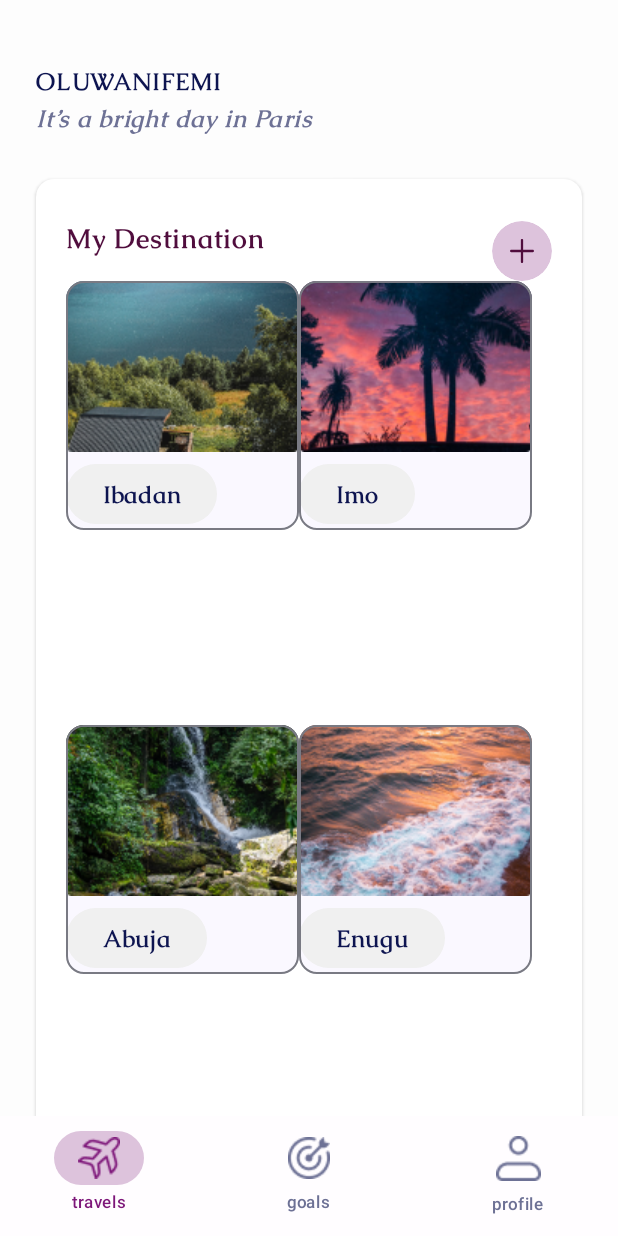
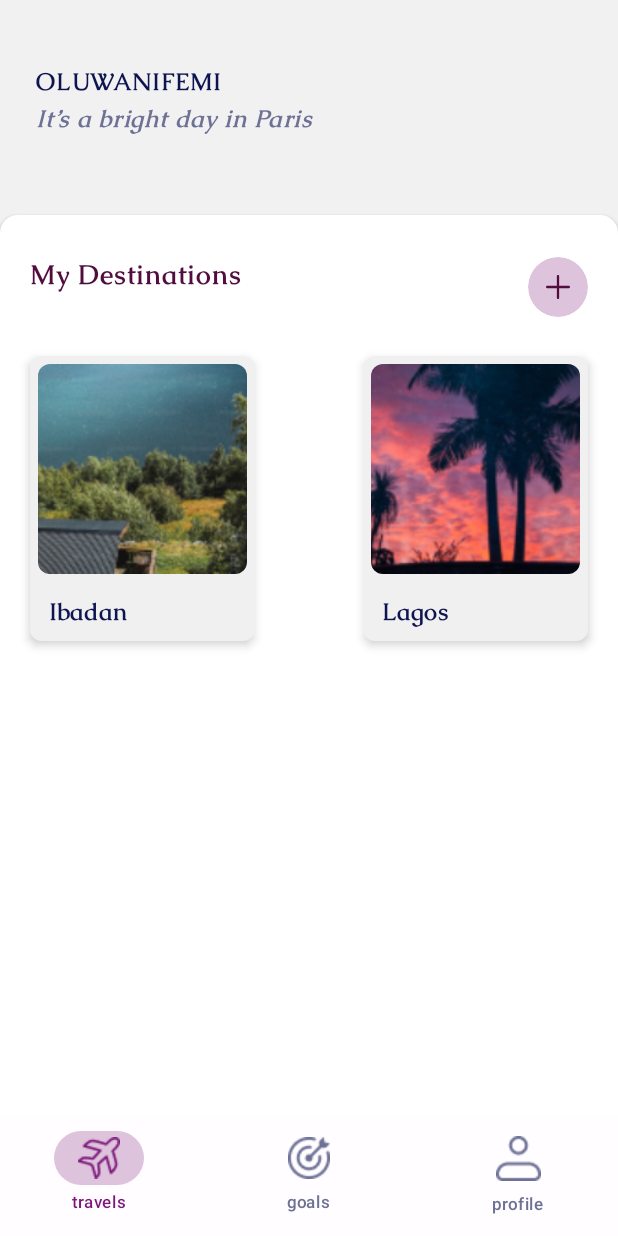
Before and after one commit to nifedara/Trackt, an Android app built with Jetpack Compose: the TracktMainApp screen opened through its navigation route, on a phone screen of 412 x 824 dp. Run offline under Robolectric (Android 15) with nearby library versions, the phone set to English and light mode, and no system bars; our stand-ins replace accompanist.

Commit message:
create destination

```diff
--- a/kotlinapp/app/src/main/java/com/example/trackt/ui/navigation/SetUpNavigation.kt
+++ b/kotlinapp/app/src/main/java/com/example/trackt/ui/navigation/SetUpNavigation.kt
@@ -1,14 +1,12 @@
 package com.example.trackt.ui.navigation
 
 import androidx.compose.runtime.Composable
-import androidx.compose.runtime.remember
 import androidx.navigation.NavHostController
 import androidx.navigation.compose.NavHost
 import androidx.navigation.compose.composable
 import com.example.trackt.TracktMainApp
 import com.example.trackt.ui.screens.LoginScreen
 import com.example.trackt.ui.screens.SignupScreen
-import com.example.trackt.ui.screens.TravelsScreen
 import com.example.trackt.ui.screens.WelcomeScreen
 
 //The App's Navigation
@@ -42,4 +40,5 @@ fun SetUpNavigationGraph(navController: NavHostController) {
 
 object Graph {
     const val HOME = "home_graph"
+    const val TRACKT = "trackt_graph"
 }
--- a/kotlinapp/app/src/main/java/com/example/trackt/ui/navigation/TracktMainScreensNav.kt
+++ b/kotlinapp/app/src/main/java/com/example/trackt/ui/navigation/TracktMainScreensNav.kt
@@ -1,9 +1,12 @@
 package com.example.trackt.ui.navigation
 
 import androidx.compose.runtime.Composable
+import androidx.navigation.NavGraphBuilder
 import androidx.navigation.NavHostController
 import androidx.navigation.compose.NavHost
 import androidx.navigation.compose.composable
+import androidx.navigation.compose.navigation
+import com.example.trackt.ui.screens.CreateDestinationScreen
 import com.example.trackt.ui.screens.GoalsScreen
 import com.example.trackt.ui.screens.ProfileScreen
 import com.example.trackt.ui.screens.TravelsScreen
@@ -17,7 +20,7 @@ fun BottomNavGraph(navController: NavHostController) {
         startDestination = BottomNavRoute.Travels.route
     ) {
         composable(route = BottomNavRoute.Travels.route) {
-            TravelsScreen()
+            TravelsScreen(navController = navController)
         }
         composable(route = BottomNavRoute.Goals.route) {
             GoalsScreen()
@@ -26,5 +29,17 @@ fun BottomNavGraph(navController: NavHostController) {
         ) {
             ProfileScreen()
         }
+        tracktNavGraph(navController = navController)
     }
 }
+
+fun NavGraphBuilder.tracktNavGraph(navController: NavHostController) {
+    navigation(
+        route = Graph.TRACKT,
+        startDestination = CreateDestinationScreen.route
+    ) {
+        composable(route = CreateDestinationScreen.route) {
+            CreateDestinationScreen(navController = navController)
+        }
+    }
+}
--- a/kotlinapp/app/src/main/java/com/example/trackt/ui/screens/TravelsScreen.kt
+++ b/kotlinapp/app/src/main/java/com/example/trackt/ui/screens/TravelsScreen.kt
@@ -9,16 +9,9 @@ import androidx.compose.foundation.layout.Spacer
 import androidx.compose.foundation.layout.fillMaxSize
 import androidx.compose.foundation.layout.fillMaxWidth
 import androidx.compose.foundation.layout.height
-import androidx.compose.foundation.layout.offset
 import androidx.compose.foundation.layout.padding
-import androidx.compose.foundation.layout.requiredSize
 import androidx.compose.foundation.layout.size
-import androidx.compose.material.MaterialTheme.colors
-import androidx.compose.material.icons.Icons
-import androidx.compose.material.icons.filled.Add
-import androidx.compose.material3.Button
-import androidx.compose.material3.ButtonColors
-import androidx.compose.material3.ButtonDefaults
+import androidx.compose.foundation.shape.RoundedCornerShape
 import androidx.compose.material3.Card
 import androidx.compose.material3.CardColors
 import androidx.compose.material3.CardDefaults
@@ -27,13 +20,13 @@ import androidx.compose.material3.Icon
 import androidx.compose.material3.IconButton
 import androidx.compose.material3.IconButtonDefaults
 import androidx.compose.material3.MaterialTheme
-import androidx.compose.material3.OutlinedCard
 import androidx.compose.material3.Scaffold
 import androidx.compose.material3.Text
+import androidx.compose.material3.TextButton
 import androidx.compose.runtime.Composable
 import androidx.compose.ui.Alignment
-import androidx.compose.ui.Alignment.Companion.CenterHorizontally
 import androidx.compose.ui.Modifier
+import androidx.compose.ui.draw.clip
 import androidx.compose.ui.graphics.Color
 import androidx.compose.ui.layout.ContentScale
 import androidx.compose.ui.res.painterResource
@@ -41,21 +34,20 @@ import androidx.compose.ui.text.font.FontStyle
 import androidx.compose.ui.text.style.TextAlign
 import androidx.compose.ui.unit.dp
 import androidx.compose.ui.unit.sp
+import androidx.navigation.NavHostController
 import com.example.trackt.R
 import com.example.trackt.TopBar
-import com.example.trackt.ui.navigation.Graph
-import com.example.trackt.ui.navigation.NavigationDestination
 import com.example.trackt.ui.theme.Caudex
 import com.example.trackt.ui.theme.PurpleGrey40
 import com.example.trackt.ui.theme.TracktBlue1
 import com.example.trackt.ui.theme.TracktGray1
 import com.example.trackt.ui.theme.TracktPurple11
 import com.example.trackt.ui.theme.TracktPurple3
-import com.example.trackt.ui.theme.TracktWhite1
+import com.example.trackt.ui.theme.TracktWhite2
 
 @SuppressLint("UnusedMaterial3ScaffoldPaddingParameter")
 @Composable
-fun TravelsScreen(
+fun TravelsScreen(navController: NavHostController,
 ) {
     Scaffold(
         topBar = {
@@ -64,19 +56,20 @@ fun TravelsScreen(
                 requiresLogo = false
             )
         },
-        containerColor = TracktWhite1
+        containerColor = TracktWhite2
     ) {
         Column(
             modifier = Modifier
-                .fillMaxWidth()
-                .padding(24.dp),
+                .fillMaxWidth(),
             verticalArrangement = Arrangement.Top
         )
         {
             Spacer(modifier = Modifier.height(20.dp))
             ProfileMessage()
             Spacer(modifier = Modifier.height(30.dp))
-            Destination(hasContent = true)
+            DestinationBody(hasContent = true){
+                navController.navigate(CreateDestinationScreen.route)
+            }
         }
     }
 }
@@ -84,7 +77,9 @@ fun TravelsScreen(
 @Composable
 fun ProfileMessage(
 ) {
-    Column(modifier = Modifier.fillMaxWidth()
+    Column(modifier = Modifier
+        .fillMaxWidth()
+        .padding(24.dp)
     ) {
         Text(
             text = "OLUWANIFEMI",
@@ -106,7 +101,7 @@ fun ProfileMessage(
 }
 
 @Composable
-fun Destination( hasContent: Boolean
+fun DestinationBody( hasContent: Boolean, onClick: () -> Unit,
 ) {
     Column(modifier = Modifier.fillMaxWidth()
     ) {
@@ -118,20 +113,20 @@ fun Destination( hasContent: Boolean
             )
         ) {
             Column(modifier = Modifier
-                .fillMaxWidth()
+                .fillMaxSize()
                 .padding(20.dp)) {
                 Row(modifier = Modifier
                     .fillMaxWidth()
                     .padding(top = 8.dp)) {
                     Text(
-                        text = "My Destination",
+                        text = "My Destinations",
                         fontFamily = Caudex,
                         fontSize = 18.sp,
                         textAlign = TextAlign.Left,
                         color = TracktPurple11
                     )
                     Spacer(Modifier.weight(1f))
-                    IconButton(onClick = { /*TODO*/ },
+                    IconButton(onClick = onClick,
                         modifier = Modifier.size(40.dp, 40.dp),
                         colors = IconButtonDefaults.iconButtonColors(containerColor = TracktPurple3,
                             contentColor = TracktPurple11)
@@ -139,27 +134,44 @@ fun Destination( hasContent: Boolean
                         Icon(painter = painterResource(id = R.drawable.plus), contentDescription = "add (description) button",
                             modifier = Modifier.size(16.dp, 16.dp))
                     }
-//                    Button(onClick = { /*TODO*/ },
-//                        modifier = Modifier.size(40.dp, 40.dp),
-//                        shape = MaterialTheme.shapes.small,
-//                        colors = ButtonDefaults.buttonColors(containerColor = TracktPurple3,
-//                            contentColor = TracktPurple11)) {
-//                        Icon(painter = painterResource(id = R.drawable.plus), contentDescription = "add (description) button",
-//                            modifier = Modifier.size(20.dp, 20.dp))
-//                    }
                 }
 
                 if (hasContent){
+                    Spacer(modifier = Modifier.height(26.dp))
+                    Destination()
+                } else{
+                    Row(Modifier.fillMaxSize(), horizontalArrangement = Arrangement.Center,
+                        verticalAlignment = Alignment.CenterVertically) {
+                        Image(
+                            painter = painterResource(id = R.drawable.travel_by_plane),
+                            contentDescription = "default image",
+                        )
+                    }
+                }
+            }
+        }
+    }
+}
+
+@Composable
+fun Destination(){
     Row(modifier = Modifier.fillMaxWidth()) {
-                        Column(modifier = Modifier
-                            .fillMaxWidth()
-                            .weight(1f)) {
-                            Row(modifier = Modifier.weight(1f)) {
-                                OutlinedCard {
-                                    Image(painter = painterResource(id = R.drawable.img1), contentDescription = "destination image")
+        Card(modifier = Modifier.size(150.dp, 190.dp),
+            shape = MaterialTheme.shapes.small,
+            colors = CardDefaults.cardColors(containerColor = TracktGray1) ,
+            elevation = CardDefaults.cardElevation(4.dp)) {
+            Column(modifier = Modifier.fillMaxWidth()) {
+                Image(
+                    painter = painterResource(id = R.drawable.img1),
+                    contentDescription = "location image",
+                    contentScale = ContentScale.Crop,
+                    modifier = Modifier
+                        .padding(5.dp, 5.dp, 5.dp, 0.dp)
+                        .size(140.dp)
+                        .clip(RoundedCornerShape(8.dp))
+                )
                 Spacer(modifier = Modifier.height(4.dp))
-                                    Button(onClick = { /*TODO*/ },
-                                        colors = ButtonDefaults.buttonColors(containerColor = TracktGray1)) {
+                TextButton(onClick = { /*TODO*/ }) {
                     Text(text = "Ibadan",
                         fontFamily = Caudex,
                         fontSize = 16.sp,
@@ -167,38 +179,25 @@ fun Destination( hasContent: Boolean
                         color = TracktBlue1)
                 }
             }
-                                OutlinedCard {
-                                    Image(painter = painterResource(id = R.drawable.img2), contentDescription = "destination image")
+        }
+        Spacer(modifier = Modifier.weight(1f))
+        Card(modifier = Modifier.size(150.dp, 190.dp),
+            shape = MaterialTheme.shapes.small,
+            colors = CardDefaults.cardColors(containerColor = TracktGray1) ,
+            elevation = CardDefaults.cardElevation(4.dp)) {
+            Column(modifier = Modifier.fillMaxWidth()) {
+                Image(
+                    painter = painterResource(id = R.drawable.img2),
+                    contentDescription = "location image",
+                    contentScale = ContentScale.Crop,
+                    modifier = Modifier
+                        .padding(5.dp, 5.dp, 5.dp, 0.dp)
+                        .size(140.dp)
+                        .clip(RoundedCornerShape(8.dp))
+                )
                 Spacer(modifier = Modifier.height(4.dp))
-                                    Button(onClick = { /*TODO*/ },
-                                        colors = ButtonDefaults.buttonColors(containerColor = TracktGray1)) {
-                                        Text(text = "Imo",
-                                            fontFamily = Caudex,
-                                            fontSize = 16.sp,
-                                            textAlign = TextAlign.Center,
-                                            color = TracktBlue1)
-                                    }
-                                }
-                            }
-                            Row(modifier = Modifier.weight(1f)) {
-                                OutlinedCard {
-                                    Image(painter = painterResource(id = R.drawable.img13), contentDescription = "destination image")
-                                    Spacer(modifier = Modifier.height(4.dp))
-                                    Button(onClick = { /*TODO*/ },
-                                        colors = ButtonDefaults.buttonColors(containerColor = TracktGray1)) {
-                                        Text(text = "Abuja",
-                                            fontFamily = Caudex,
-                                            fontSize = 16.sp,
-                                            textAlign = TextAlign.Center,
-                                            color = TracktBlue1)
-                                    }
-                                }
-                                OutlinedCard {
-                                    Image(painter = painterResource(id = R.drawable.img4), contentDescription = "destination image")
-                                    Spacer(modifier = Modifier.height(4.dp))
-                                    Button(onClick = { /*TODO*/ },
-                                        colors = ButtonDefaults.buttonColors(containerColor = TracktGray1)) {
-                                        Text(text = "Enugu",
+                TextButton(onClick = { /*TODO*/ }) {
+                    Text(text = "Lagos",
                         fontFamily = Caudex,
                         fontSize = 16.sp,
                         textAlign = TextAlign.Center,
@@ -208,16 +207,3 @@ fun Destination( hasContent: Boolean
         }
     }
 }
-                } else{
-                    Spacer(modifier = Modifier.height(100.dp))
-                    Image(
-                        modifier = Modifier.align(CenterHorizontally) ,
-                        painter = painterResource(id = R.drawable.travel_by_plane),
-                        contentDescription = "default image",
-                    )
-                    Spacer(modifier = Modifier.height(100.dp))
-                }
-            }
-        }
-    }
-}
--- /dev/null
+++ b/kotlinapp/app/src/main/res/drawable/back_icon.xml
@@ -0,0 +1,13 @@
+<vector xmlns:android="http://schemas.android.com/apk/res/android"
+    android:width="14dp"
+    android:height="13dp"
+    android:viewportWidth="14"
+    android:viewportHeight="13">
+  <path
+      android:pathData="M6,11.13L1,6.092M1,6.092L6,1.053M1,6.092L13,6.092"
+      android:strokeLineJoin="round"
+      android:strokeWidth="2"
+      android:fillColor="#00000000"
+      android:strokeColor="#171717"
+      android:strokeLineCap="round"/>
+</vector>
```
Also changed, not shown: kotlinapp/app/src/main/java/com/example/trackt/Trackt.kt (+10 -13 lines), kotlinapp/app/src/main/java/com/example/trackt/ui/screens/CreateDestination.kt (added, +251 -0 lines), kotlinapp/app/src/main/java/com/example/trackt/ui/theme/Color.kt (+6 -5 lines), kotlinapp/app/src/main/java/com/example/trackt/ui/util/OnboardingPage.kt (+3 -8 lines), kotlinapp/app/src/main/res/drawable/back_btn.xml (added, +12 -0 lines), kotlinapp/app/src/main/res/drawable/img_icon.xml (added, +15 -0 lines), kotlinapp/app/src/main/res/drawable/google_icon.png (deleted). Lines whose indentation alone changed are shown as unchanged.
